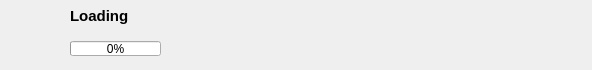
Qt form src/ui/DownloadItem.ui (gyuha/wolf-catcher) before a commit.
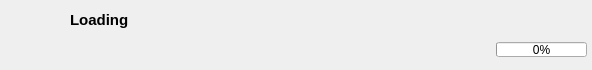
The same form after that commit. Icons and pictures are not drawn.

Diff of the .ui file:
```diff
--- a/src/ui/DownloadItem.ui
+++ b/src/ui/DownloadItem.ui
@@ -136,6 +136,26 @@
      </item>
      <item>
       <layout class="QHBoxLayout" name="horizontalLayout_3">
+       <item>
+        <widget class="QLabel" name="status_label">
+         <property name="text">
+          <string/>
+         </property>
+        </widget>
+       </item>
+       <item>
+        <spacer name="horizontalSpacer_2">
+         <property name="orientation">
+          <enum>Qt::Horizontal</enum>
+         </property>
+         <property name="sizeHint" stdset="0">
+          <size>
+           <width>40</width>
+           <height>20</height>
+          </size>
+         </property>
+        </spacer>
+       </item>
        <item>
         <widget class="QProgressBar" name="progress_bar">
          <property name="sizePolicy">
@@ -155,26 +175,6 @@
          </property>
         </widget>
        </item>
-       <item>
-        <spacer name="horizontalSpacer_2">
-         <property name="orientation">
-          <enum>Qt::Horizontal</enum>
-         </property>
-         <property name="sizeHint" stdset="0">
-          <size>
-           <width>40</width>
-           <height>20</height>
-          </size>
-         </property>
-        </spacer>
-       </item>
-       <item>
-        <widget class="QLabel" name="status_label">
-         <property name="text">
-          <string>                             </string>
-         </property>
-        </widget>
-       </item>
       </layout>
      </item>
     </layout>
```
